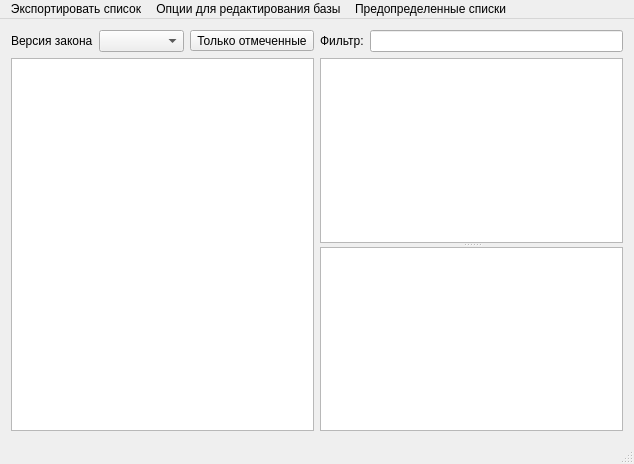
This is qokved/qokvedmainwindow.ui in kostin1221/okved as Qt 5 draws it before an edit. The edited form follows.
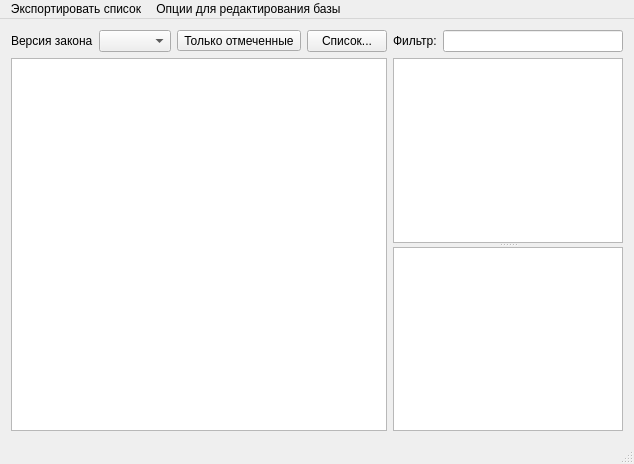
This is the edited form.

The edit to the form file:
```diff
--- a/qokved/qokvedmainwindow.ui
+++ b/qokved/qokvedmainwindow.ui
@@ -53,6 +53,13 @@
             </property>
            </widget>
           </item>
+          <item>
+           <widget class="QPushButton" name="pushSelectCheckList">
+            <property name="text">
+             <string>Список...</string>
+            </property>
+           </widget>
+          </item>
          </layout>
         </item>
         <item>
@@ -174,14 +181,8 @@
     <addaction name="action_upload_base"/>
     <addaction name="action_block_bd_edit"/>
    </widget>
-   <widget class="QMenu" name="menu_3">
-    <property name="title">
-     <string>Предопределенные списки</string>
-    </property>
-   </widget>
    <addaction name="menu"/>
    <addaction name="menu_2"/>
-   <addaction name="menu_3"/>
   </widget>
   <widget class="QStatusBar" name="statusBar"/>
   <action name="action_table">
```
Left out of the diff: 22 changed lines with no effect on the pictures.
